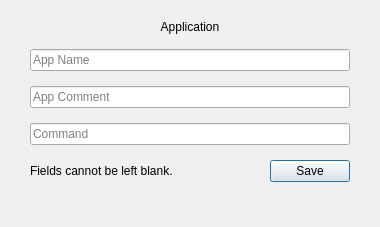
Above: shared/stacer/Pages/StartupApps/startup_app_edit.ui from s4solutionsllc/Nexis before the change. Below: the same form after it.
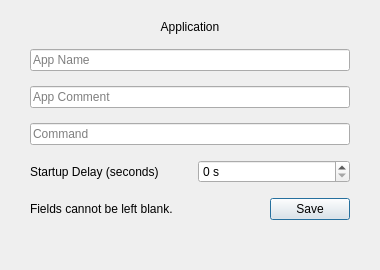
That is the form after the change.

What changed in the file:
```diff
--- a/shared/stacer/Pages/StartupApps/startup_app_edit.ui
+++ b/shared/stacer/Pages/StartupApps/startup_app_edit.ui
@@ -7,7 +7,7 @@
     <x>0</x>
     <y>0</y>
     <width>380</width>
-    <height>227</height>
+    <height>270</height>
    </rect>
   </property>
   <property name="minimumSize">
@@ -38,10 +38,16 @@
    <property name="spacing">
     <number>15</number>
    </property>
-   <item row="6" column="0">
-    <widget class="QLabel" name="lblErrorMsg">
+   <item row="0" column="0" colspan="2" alignment="Qt::AlignTop">
+    <widget class="QLabel" name="lblTitle">
+     <property name="accessibleName">
+      <string notr="true">dialog-title</string>
+     </property>
      <property name="text">
-      <string>Fields cannot be left blank. </string>
+      <string>Application</string>
+     </property>
+     <property name="alignment">
+      <set>Qt::AlignCenter</set>
      </property>
     </widget>
    </item>
@@ -59,7 +65,44 @@
      </property>
     </widget>
    </item>
-   <item row="6" column="1" alignment="Qt::AlignRight|Qt::AlignVCenter">
+   <item row="5" column="0" colspan="2">
+    <widget class="QLineEdit" name="txtStartupAppCommand">
+     <property name="placeholderText">
+      <string>Command</string>
+     </property>
+    </widget>
+   </item>
+   <item row="6" column="0">
+    <widget class="QLabel" name="lblDelay">
+     <property name="text">
+      <string>Startup Delay (seconds)</string>
+     </property>
+    </widget>
+   </item>
+   <item row="6" column="1">
+    <widget class="QSpinBox" name="spnStartupDelay">
+     <property name="minimum">
+      <number>0</number>
+     </property>
+     <property name="maximum">
+      <number>3600</number>
+     </property>
+     <property name="value">
+      <number>0</number>
+     </property>
+     <property name="suffix">
+      <string> s</string>
+     </property>
+    </widget>
+   </item>
+   <item row="7" column="0">
+    <widget class="QLabel" name="lblErrorMsg">
+     <property name="text">
+      <string>Fields cannot be left blank. </string>
+     </property>
+    </widget>
+   </item>
+   <item row="7" column="1" alignment="Qt::AlignRight|Qt::AlignVCenter">
     <widget class="QPushButton" name="btnSave">
      <property name="cursor">
       <cursorShape>PointingHandCursor</cursorShape>
@@ -78,27 +121,7 @@
      </property>
     </widget>
    </item>
-   <item row="0" column="0" colspan="2" alignment="Qt::AlignTop">
-    <widget class="QLabel" name="lblTitle">
-     <property name="accessibleName">
-      <string notr="true">dialog-title</string>
-     </property>
-     <property name="text">
-      <string>Application</string>
-     </property>
-     <property name="alignment">
-      <set>Qt::AlignCenter</set>
-     </property>
-    </widget>
-   </item>
-   <item row="5" column="0" colspan="2">
-    <widget class="QLineEdit" name="txtStartupAppCommand">
-     <property name="placeholderText">
-      <string>Command</string>
-     </property>
-    </widget>
-   </item>
-   <item row="7" column="0" colspan="2">
+   <item row="8" column="0" colspan="2">
     <spacer name="verticalSpacer">
      <property name="orientation">
       <enum>Qt::Vertical</enum>
```
Left out of the diff: 1 changed line with no effect on the pictures.
